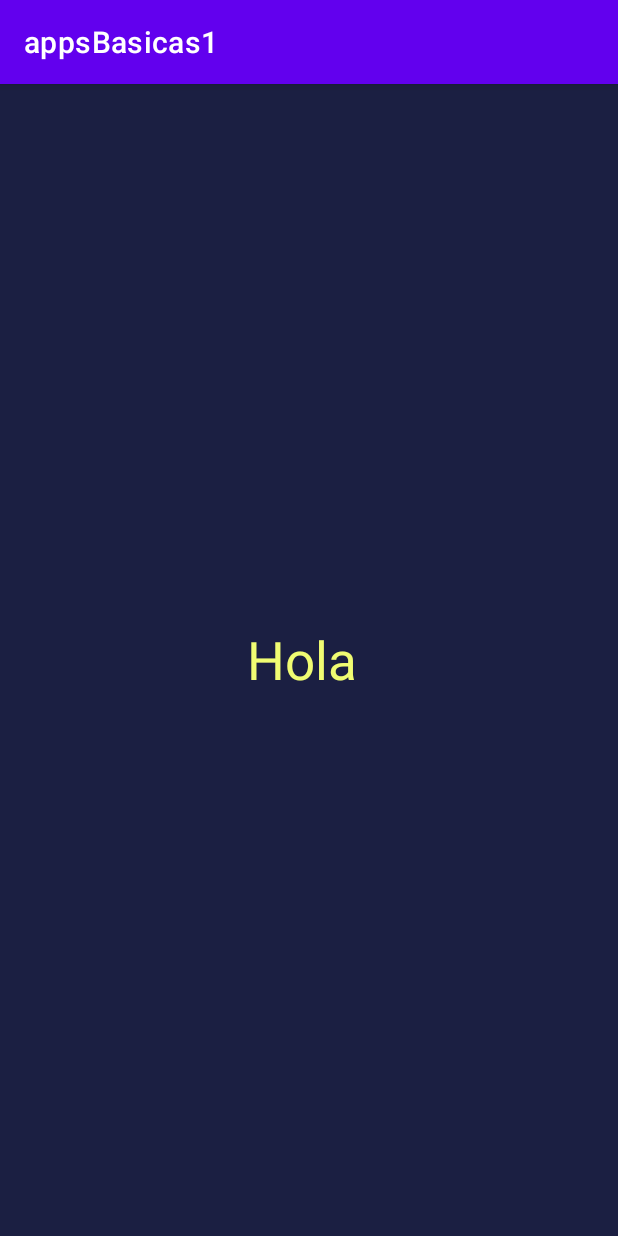
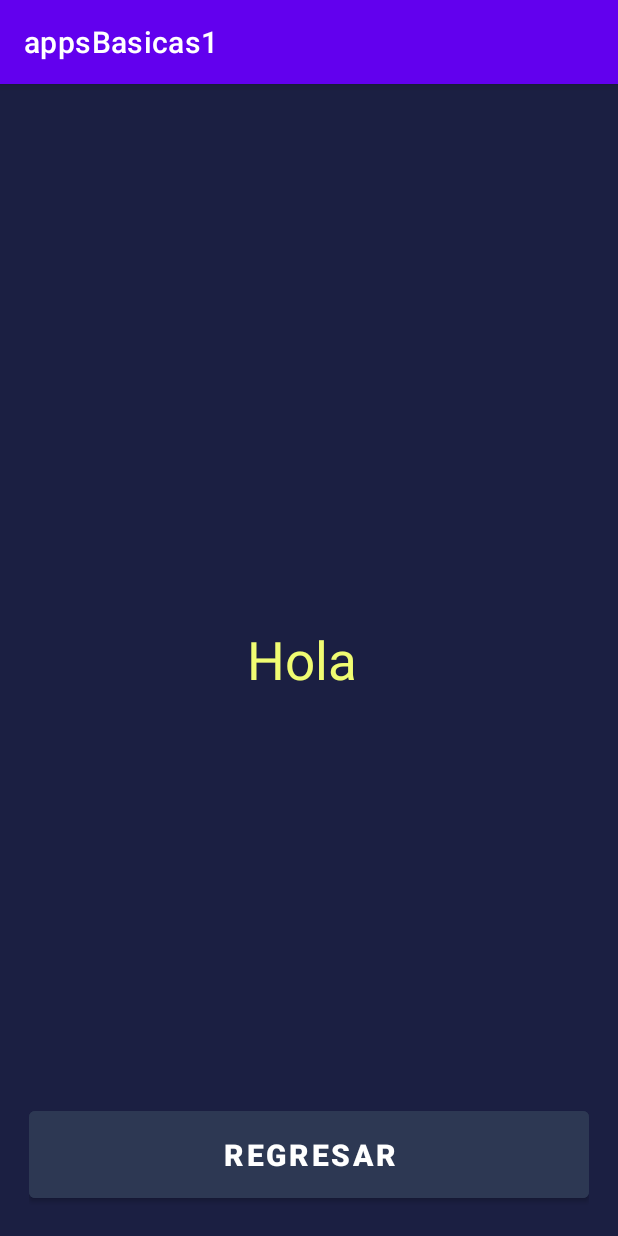
Before and after one commit to jucaicedoa/practica_2023, an Android app: the Resultado1Activity screen opened directly, with no data from a screen before it, on a phone screen of 412 x 824 dp. Run offline under Robolectric (Android 15) with nearby library versions, the phone set to English and light mode, and no system bars.

Commit message:
termino app2, ajusto estructura archivos

```diff
--- a/practica_kotlin/appsBasicas1/app/src/main/AndroidManifest.xml
+++ b/practica_kotlin/appsBasicas1/app/src/main/AndroidManifest.xml
@@ -12,6 +12,9 @@
         android:supportsRtl="true"
         android:theme="@style/Theme.AppsBasicas1"
         tools:targetApi="31">
+        <activity
+            android:name=".apps.app2.ResultadoApp2Activity"
+            android:exported="false" />
         <activity
             android:name=".apps.app2.App2Activity"
             android:exported="false" />
@@ -29,7 +32,7 @@
             android:exported="false" />
         <activity
             android:name=".apps.app1.App1Activity"
-            android:exported="true"></activity>
+            android:exported="true" />
     </application>
 
 </manifest>
--- a/practica_kotlin/appsBasicas1/app/src/main/java/com/jucaicedoa/appsbasicas1/apps/PantallaInicialActivity.kt
+++ b/practica_kotlin/appsBasicas1/app/src/main/java/com/jucaicedoa/appsbasicas1/apps/PantallaInicialActivity.kt
@@ -12,22 +12,23 @@ class PantallaInicialActivity : AppCompatActivity() {
     override fun onCreate(savedInstanceState: Bundle?) {
         super.onCreate(savedInstanceState)
         setContentView(R.layout.activity_pantalla_inicial)
-        //Botón y evento  app1
+        //Botón y evento  app1 y app2
         val BtnApp1 = findViewById<AppCompatButton>(R.id.BtnApp1)
         val BtnApp2 = findViewById<AppCompatButton>(R.id.BtnApp2)
         BtnApp1.setOnClickListener { funcionaBoton1() }
         BtnApp2.setOnClickListener { funcionaBoton2() }
     }
 
+    //Intent hacia Activity App2
     private fun funcionaBoton2() {
         val intent = Intent(this, App2Activity::class.java)
         startActivity(intent)
     }
 
+    //Intent hacia Activity App1
     private fun funcionaBoton1() {
         val intent = Intent(this, App1Activity::class.java)
         startActivity(intent)
     }
 
-
 }
--- a/practica_kotlin/appsBasicas1/app/src/main/java/com/jucaicedoa/appsbasicas1/apps/app1/Resultado1Activity.kt
+++ b/practica_kotlin/appsBasicas1/app/src/main/java/com/jucaicedoa/appsbasicas1/apps/app1/Resultado1Activity.kt
@@ -2,15 +2,29 @@ package com.jucaicedoa.appsbasicas1.apps.app1
 
 import androidx.appcompat.app.AppCompatActivity
 import android.os.Bundle
+import android.widget.Button
 import android.widget.TextView
 import com.jucaicedoa.appsbasicas1.R
 
 class Resultado1Activity : AppCompatActivity() {
+
+    lateinit var botonRegreso: Button
     override fun onCreate(savedInstanceState: Bundle?) {
         super.onCreate(savedInstanceState)
         setContentView(R.layout.activity_resultado1)
         val vistaResult = findViewById<TextView>(R.id.vistaResult)
         val nombre: String = intent.extras?.getString("EXTRA_NAME").orEmpty()
         vistaResult.text = "Hola $nombre"
+        iniciarComponentes()
+        iniciarListeners()
     }
+    //función de inicio listeners
+    private fun iniciarListeners() {
+        //Regresar a la pantalla anterior
+        botonRegreso.setOnClickListener { onBackPressed() }
+    }
+    private fun iniciarComponentes() {
+        botonRegreso = findViewById(R.id.botonRegreso)
+    }
+
 }
--- a/practica_kotlin/appsBasicas1/app/src/main/res/layout/activity_pantalla_inicial.xml
+++ b/practica_kotlin/appsBasicas1/app/src/main/res/layout/activity_pantalla_inicial.xml
@@ -28,5 +28,4 @@
 
         />
 
-
 </androidx.appcompat.widget.LinearLayoutCompat>
--- a/practica_kotlin/appsBasicas1/app/src/main/res/layout/activity_resultado1.xml
+++ b/practica_kotlin/appsBasicas1/app/src/main/res/layout/activity_resultado1.xml
@@ -1,10 +1,22 @@
 <?xml version="1.0" encoding="utf-8"?>
-<FrameLayout xmlns:android="http://schemas.android.com/apk/res/android"
+<androidx.constraintlayout.widget.ConstraintLayout xmlns:android="http://schemas.android.com/apk/res/android"
+    xmlns:app="http://schemas.android.com/apk/res-auto"
     xmlns:tools="http://schemas.android.com/tools"
     android:layout_width="match_parent"
     android:layout_height="match_parent"
     android:background="#1B1F42"
+    android:padding="19dp"
     tools:context=".apps.app1.Resultado1Activity">
+
+    <LinearLayout
+        android:layout_width="match_parent"
+        android:layout_height="match_parent"
+        android:gravity="center"
+        android:orientation="vertical"
+        app:layout_constraintBottom_toBottomOf="parent"
+        app:layout_constraintEnd_toEndOf="parent"
+        app:layout_constraintStart_toStartOf="parent"
+        app:layout_constraintTop_toTopOf="parent">
 
         <TextView
             android:id="@+id/vistaResult"
@@ -15,4 +27,21 @@
             android:textSize="35sp"
             tools:text="Esto es un ejemplo" />
 
-</FrameLayout>
+    </LinearLayout>
+
+    <Button
+        android:id="@+id/botonRegreso"
+        android:layout_width="0dp"
+        android:layout_height="70dp"
+        android:backgroundTint="@color/Componente"
+        android:text="@string/regresar"
+        android:textColor="@color/white"
+        android:textSize="20sp"
+        android:textStyle="bold"
+        app:layout_constraintBottom_toBottomOf="parent"
+        app:layout_constraintEnd_toEndOf="parent"
+        app:layout_constraintStart_toStartOf="parent">
+
+    </Button>
+
+</androidx.constraintlayout.widget.ConstraintLayout>
--- a/practica_kotlin/appsBasicas1/app/src/main/res/values/colors.xml
+++ b/practica_kotlin/appsBasicas1/app/src/main/res/values/colors.xml
@@ -13,4 +13,8 @@
     <color name="botones">#C8A968</color>
     <color name="seleccionComponente">#232F47</color>
     <color name="Componente">#2D3853</color>
+    <color name="bajoPeso">#FFEB3B</color>
+    <color name="pesoNormal">#61B52F</color>
+    <color name="sobrePeso">#FF5722</color>
+    <color name="obesidad">#B81414</color>
 </resources>
```
Also changed, not shown: practica_kotlin/appsBasicas1/app/src/main/java/com/jucaicedoa/appsbasicas1/apps/app2/App2Activity.kt (+30 -11 lines), practica_kotlin/appsBasicas1/app/src/main/java/com/jucaicedoa/appsbasicas1/apps/app2/ResultadoApp2Activity.kt (added, +77 -0 lines), practica_kotlin/appsBasicas1/app/src/main/res/layout/activity_app2.xml (+22 -2 lines), practica_kotlin/appsBasicas1/app/src/main/res/layout/activity_resultado_app2.xml (added, +93 -0 lines), practica_kotlin/appsBasicas1/app/src/main/res/values/strings.xml (+17 -0 lines). Lines whose indentation alone changed are shown as unchanged.
